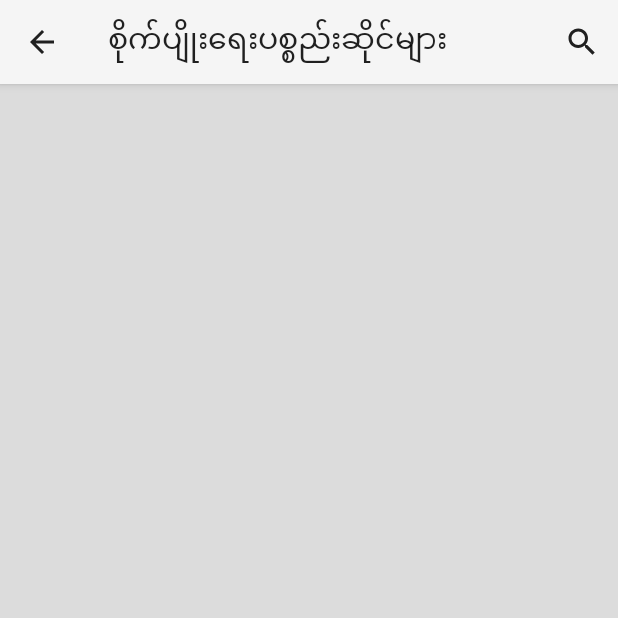
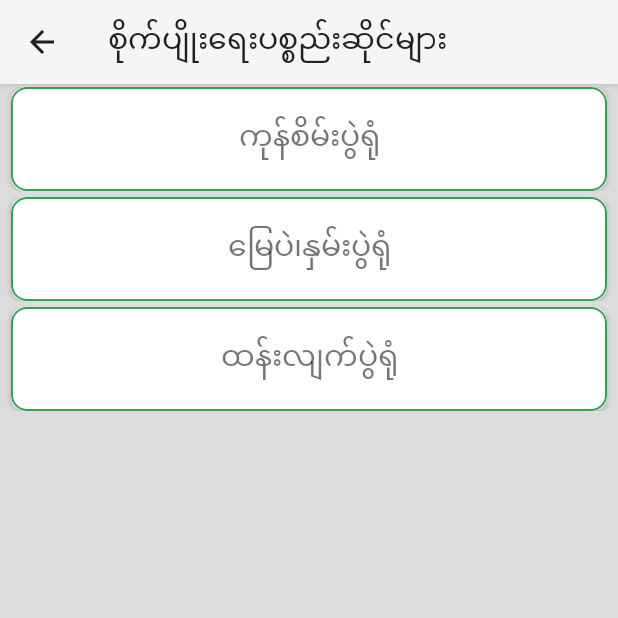
Before and after one commit to kywthiha/Farmer-Guide, an Android app: the ShopActivity screen opened directly, with no data from a screen before it, on a phone screen of 412 x 824 dp, the top half of it. Run offline under Robolectric (Android 15) with nearby library versions, the light colour scheme and no system bars; network calls fail.

Commit message:
shop and pwalone success

```diff
--- a/app/src/main/assets/PwalyoneCategory.json
+++ b/app/src/main/assets/PwalyoneCategory.json
@@ -1,5 +1,5 @@
 {
   "category":[
-    "ကုန်စိမ်းပွဲရုံ","ကုန်စိမ်းပွဲရုံ"
+    "ကုန်စိမ်းပွဲရုံ","မြေပဲ၊နှမ်းပွဲရုံ","ထန်းလျက်ပွဲရုံ"
   ]
 }
--- a/app/src/main/java/com/farm/ngo/farm/activity/ShopActivity.java
+++ b/app/src/main/java/com/farm/ngo/farm/activity/ShopActivity.java
@@ -1,65 +1,40 @@
 package com.farm.ngo.farm.activity;
 
 import android.os.Bundle;
+import android.support.v4.app.FragmentManager;
+import android.support.v4.app.FragmentTransaction;
 import android.support.v7.app.AppCompatActivity;
-import android.support.v7.widget.LinearLayoutManager;
-import android.support.v7.widget.RecyclerView;
-import android.view.Menu;
-import android.view.MenuInflater;
-import android.view.MenuItem;
-import android.widget.SearchView;
 
+import com.farm.ngo.farm.R;
 import com.farm.ngo.farm.adapter.PwayloneAdapter;
-import com.farm.ngo.farm.data.UsingSQLiteHelper;
+import com.farm.ngo.farm.fragment.ContactCategoryFragment;
 import com.farm.ngo.farm.model.Pwalyone;
-import com.farm.ngo.farm.R;
 import com.farm.ngo.farm.utility.Mdetect;
 import com.farm.ngo.farm.utility.Rabbit;
 
-
-import java.io.IOException;
 import java.util.ArrayList;
 
 public class ShopActivity extends AppCompatActivity {
-    private PwayloneAdapter adapter;
+   private PwayloneAdapter adapter;
+    private ArrayList<Pwalyone> pp;
+    FragmentManager fg=getSupportFragmentManager();
+    FragmentTransaction transaction = fg.beginTransaction();
+
     @Override
     protected void onCreate(Bundle savedInstanceState) {
         super.onCreate(savedInstanceState);
         setContentView(R.layout.activity_pwalyone);
         if(!Mdetect.isUnicode())
-            getSupportActionBar().setTitle(Rabbit.uni2zg(getString(R.string.shop_label)));
-        RecyclerView rc=(RecyclerView)findViewById(R.id.pr);
-        ArrayList<Pwalyone> pp=new ArrayList<>();
-        try {
-           // pp=new UsingSQLiteHelper(this).getPwalyoneList("farmshop");
-        } catch (Exception e) {
-            e.printStackTrace();
-        }
-        adapter=new PwayloneAdapter(this,pp);
-        rc.setAdapter(adapter);
-        LinearLayoutManager k=new LinearLayoutManager(this,LinearLayoutManager.VERTICAL, false);
-        rc.setLayoutManager(k);
+            getSupportActionBar().setTitle(Rabbit.uni2zg(getString(R.string.pwayyone_label)));
+        ContactCategoryFragment homeFragment = new ContactCategoryFragment();
+        homeFragment.setCategoryfilename("PwalyoneCategory");
+        homeFragment.setJosnfilename("pkucityfarmguide");
+        transaction.add(R.id.view_pager, homeFragment);
+        transaction.commit();
 
     }
 
-    @Override
-    public boolean onCreateOptionsMenu(Menu menu) {
-        MenuInflater inflater=getMenuInflater();
-        inflater.inflate(R.menu.search_menu,menu);
-        MenuItem item=menu.findItem(R.id.menu_search);
-        SearchView searchView=(SearchView)item.getActionView();
-        searchView.setOnQueryTextListener(new SearchView.OnQueryTextListener() {
-            @Override
-            public boolean onQueryTextSubmit(String s) {
-                return false;
-            }
 
-            @Override
-            public boolean onQueryTextChange(String s) {
-                adapter.getFilter().filter(s);
-                return false;
-            }
-        });
-        return true;
-    }
+
+
 }
--- /dev/null
+++ b/app/src/main/java/com/farm/ngo/farm/adapter/CategoryAdapter.java
@@ -0,0 +1,96 @@
+package com.farm.ngo.farm.adapter;
+
+import android.Manifest;
+import android.app.Activity;
+import android.support.annotation.NonNull;
+import android.support.v4.app.ActivityCompat;
+import android.support.v4.app.FragmentManager;
+import android.support.v4.app.FragmentTransaction;
+import android.support.v7.app.AppCompatActivity;
+import android.support.v7.widget.CardView;
+import android.support.v7.widget.RecyclerView;
+import android.view.LayoutInflater;
+import android.view.View;
+import android.view.ViewGroup;
+import android.widget.Filter;
+import android.widget.Filterable;
+
+import com.farm.ngo.farm.R;
+import com.farm.ngo.farm.fragment.ContactFragment;
+import com.farm.ngo.farm.fragment.DialogConatct;
+import com.farm.ngo.farm.model.Pwalyone;
+
+import java.util.ArrayList;
+
+import me.myatminsoe.mdetect.MMTextView;
+
+public  class CategoryAdapter extends RecyclerView.Adapter<CategoryAdapter.holder> {
+    private LayoutInflater mInflater ;
+    ArrayList<String> ary=new ArrayList<>();
+    private String jsonfilename;
+
+   Activity c;
+
+    public CategoryAdapter(Activity context, ArrayList<String> ary,String jsonfilename) {
+    mInflater = LayoutInflater.from(context);
+        this.ary = ary;
+        this.jsonfilename=jsonfilename;
+        this.c=context;
+    }
+
+
+    public holder onCreateViewHolder(ViewGroup viewGroup, int i) {
+        View mItemView = mInflater.inflate(R.layout.category_item,viewGroup, false);
+        return new holder(mItemView);
+
+    }
+
+    @Override
+    public void onBindViewHolder(@NonNull holder holder, int i) {
+        final String mCurrent = ary.get(i);
+       holder.bindToMessage(mCurrent);
+
+
+    }
+
+    public int getItemCount() {
+        return ary.size();
+    }
+
+
+
+    class holder extends RecyclerView.ViewHolder{
+        public final MMTextView t1;
+        private final CardView cardView1;
+
+        public holder(final View itemView){
+            super(itemView);
+            t1=(MMTextView) itemView.findViewById(R.id.ptitle);
+            cardView1=(CardView)itemView.findViewById(R.id.item);
+        }
+        public void bindToMessage(final String category){
+           t1.setMMText(category,null);
+            cardView1.setOnClickListener(new View.OnClickListener() {
+                @Override
+                public void onClick(View view) {
+                    FragmentManager fg = ((AppCompatActivity)view.getContext()).getSupportFragmentManager();
+                    ContactFragment contactFragment=new ContactFragment();
+                   contactFragment.setCategory(category);
+                   contactFragment.setJsonfilename(jsonfilename);
+                    FragmentTransaction ft=fg.beginTransaction();
+                    ft.replace(R.id.view_pager,contactFragment);
+                    ft.addToBackStack(null);
+                    ft.commit();
+                }
+            });
+
+
+
+
+
+
+        }
+    }
+
+
+}
--- /dev/null
+++ b/app/src/main/java/com/farm/ngo/farm/fragment/ContactCategoryFragment.java
@@ -0,0 +1,71 @@
+package com.farm.ngo.farm.fragment;
+
+
+import android.os.Bundle;
+import android.support.annotation.NonNull;
+import android.support.annotation.Nullable;
+import android.support.v4.app.Fragment;
+import android.support.v7.widget.LinearLayoutManager;
+import android.support.v7.widget.RecyclerView;
+import android.view.LayoutInflater;
+import android.view.Menu;
+import android.view.MenuInflater;
+import android.view.View;
+import android.view.ViewGroup;
+
+import com.farm.ngo.farm.R;
+import com.farm.ngo.farm.adapter.CategoryAdapter;
+import com.farm.ngo.farm.data.JsonRead;
+import com.farm.ngo.farm.model.Pwalyone;
+import com.farm.ngo.farm.utility.Mdetect;
+import com.farm.ngo.farm.utility.Rabbit;
+
+import org.json.JSONArray;
+import org.json.JSONException;
+import org.json.JSONObject;
+
+import java.util.ArrayList;
+
+public class ContactCategoryFragment extends Fragment {
+    CategoryAdapter categoryAdapter;
+    private String categoryfilename;
+    private String josnfilename;
+
+    public void setJosnfilename(String josnfilename) {
+        this.josnfilename = josnfilename;
+    }
+
+    public void setCategoryfilename(String categoryfilename) {
+        this.categoryfilename = categoryfilename;
+    }
+
+    @Nullable
+    @Override
+    public View onCreateView(@NonNull LayoutInflater inflater, @Nullable ViewGroup container, @Nullable Bundle savedInstanceState) {
+        View view = inflater.inflate(R.layout.category_fragment_main, container, false);
+        RecyclerView rc=(RecyclerView)view.findViewById(R.id.pr);
+        JsonRead jsonRead=new JsonRead(getActivity(),categoryfilename);
+        ArrayList<String> categorys = new ArrayList<>();
+        try {
+            JSONObject obj = new JSONObject(jsonRead.loadJSONFromAsset());
+            JSONArray m_jArry = obj.getJSONArray("category");
+            for (int i = 0; i < m_jArry.length(); i++) {
+                categorys.add(m_jArry.getString(i));
+
+            }
+
+        } catch (JSONException e) {
+            e.printStackTrace();
+        }
+
+        categoryAdapter=new CategoryAdapter(getActivity(),categorys,josnfilename);
+        rc.setAdapter(categoryAdapter);
+        LinearLayoutManager k=new LinearLayoutManager(getContext(),LinearLayoutManager.VERTICAL, false);
+        rc.setLayoutManager(k);
+
+
+        return view;
+    }
+
+
+}
--- a/app/src/main/res/layout/activity_pwalyone.xml
+++ b/app/src/main/res/layout/activity_pwalyone.xml
@@ -7,10 +7,12 @@
     android:orientation="vertical"
     tools:context=".activity.PwalyoneActivity"
     android:background="#DCDCDC">
-  <android.support.v7.widget.RecyclerView
+  <FrameLayout
+      android:id="@+id/view_pager"
       android:layout_width="match_parent"
-      android:layout_height="wrap_content"
-      android:id="@+id/pr">
+      android:layout_height="match_parent">
 
-  </android.support.v7.widget.RecyclerView>
+  </FrameLayout>
+
+
 </LinearLayout>
--- /dev/null
+++ b/app/src/main/res/layout/category_fragment_main.xml
@@ -0,0 +1,13 @@
+<?xml version="1.0" encoding="utf-8"?>
+<LinearLayout xmlns:android="http://schemas.android.com/apk/res/android"
+    android:layout_width="match_parent"
+    android:layout_height="match_parent"
+    android:orientation="vertical"
+    android:background="#DCDCDC">
+  <android.support.v7.widget.RecyclerView
+      android:layout_width="match_parent"
+      android:layout_height="wrap_content"
+      android:id="@+id/pr">
+
+  </android.support.v7.widget.RecyclerView>
+</LinearLayout>
--- /dev/null
+++ b/app/src/main/res/layout/category_item.xml
@@ -0,0 +1,42 @@
+<?xml version="1.0" encoding="utf-8"?>
+<android.support.constraint.ConstraintLayout xmlns:android="http://schemas.android.com/apk/res/android"
+    android:layout_width="match_parent"
+    android:layout_margin="2dp"
+    android:layout_height="wrap_content"
+    xmlns:app="http://schemas.android.com/apk/res-auto">
+    <android.support.v7.widget.CardView
+        android:layout_margin="5dp"
+        app:cardCornerRadius="9dp"
+        android:id="@+id/item"
+        android:layout_width="match_parent"
+        android:layout_height="wrap_content"
+        android:background="#399"
+        android:foreground="?android:attr/selectableItemBackground"
+        >
+        <android.support.v7.widget.LinearLayoutCompat
+            android:background="@drawable/et"
+            android:orientation="vertical"
+            android:layout_width="match_parent"
+            android:layout_height="match_parent">
+
+            <LinearLayout
+                android:layout_margin="5dp"
+                android:padding="2dp"
+                android:orientation="horizontal"
+                android:layout_width="match_parent"
+                android:layout_height="match_parent">
+                <me.myatminsoe.mdetect.MMTextView
+                    android:textAlignment="center"
+                    android:id="@+id/ptitle"
+                    android:layout_gravity="center"
+                    android:layout_width="match_parent"
+                    android:layout_height="match_parent"
+                    android:padding="5dp"
+                    android:text="ေနျပည္ေတာ္"
+                    android:textSize="20dp" />
+            </LinearLayout>
+        </android.support.v7.widget.LinearLayoutCompat>
+
+
+    </android.support.v7.widget.CardView>
+</android.support.constraint.ConstraintLayout>
```
Also changed, not shown: app/src/main/assets/pkucityfarmguide.json (+19 -28 lines), app/src/main/java/com/farm/ngo/farm/activity/PwalyoneActivity.java (+12 -54 lines), app/src/main/java/com/farm/ngo/farm/fragment/ContactFragment.java (added, +122 -0 lines), app/src/main/res/layout/contact_list_fragmentview.xml (added, +13 -0 lines), 45 other files.
